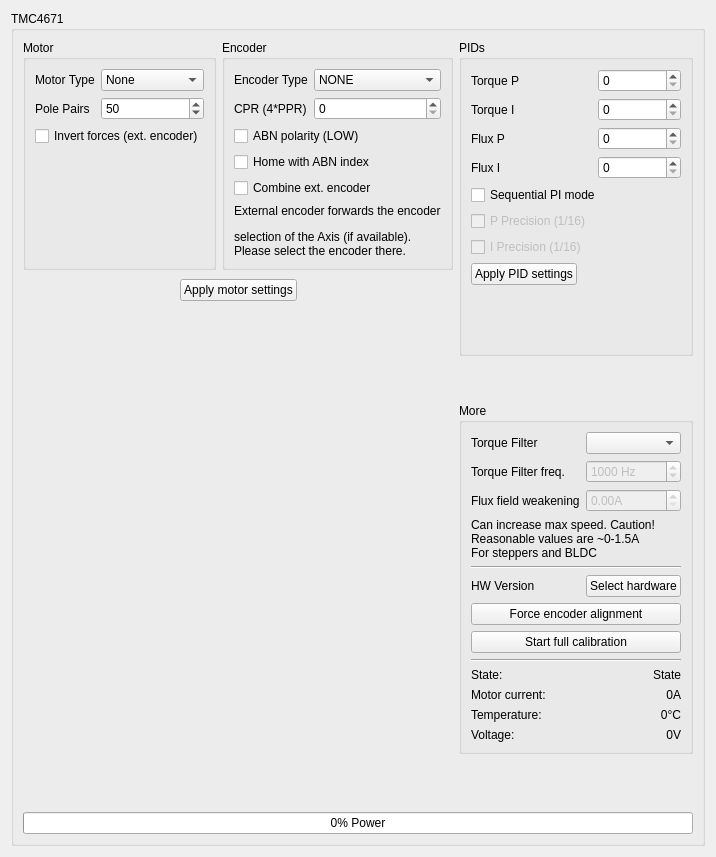
First picture: the form in res/tmc4671_ui.ui, repository Ultrawipf/OpenFFBoard-configurator, before the edit.
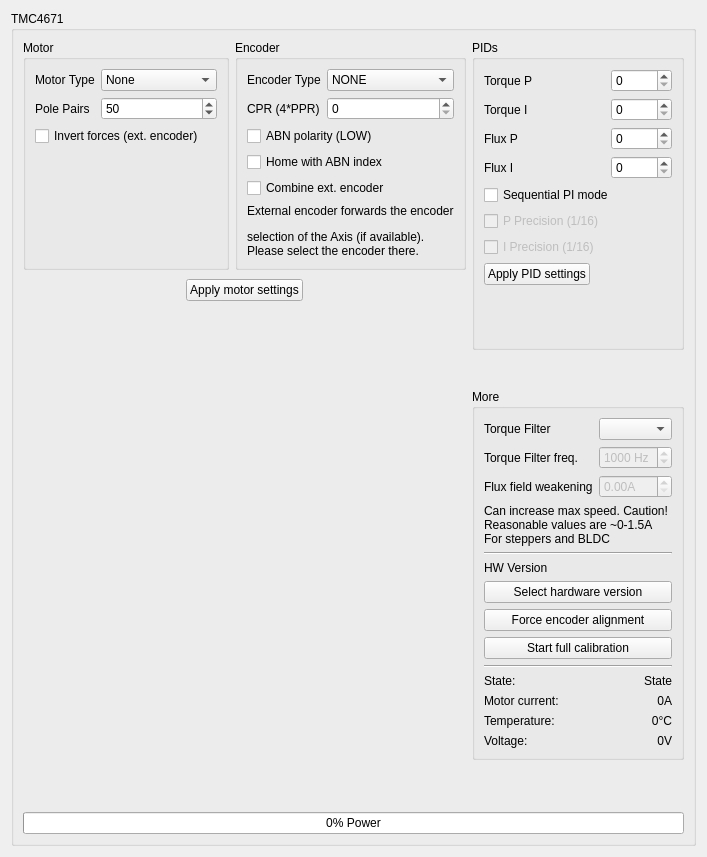
Second picture: the form after the edit. Custom widgets are drawn as their Qt base class.

Commit message: Enabled word wrap in TMC HW selection

```diff
--- a/res/tmc4671_ui.ui
+++ b/res/tmc4671_ui.ui
@@ -6,7 +6,7 @@
    <rect>
     <x>0</x>
     <y>0</y>
-    <width>691</width>
+    <width>707</width>
     <height>857</height>
    </rect>
   </property>
@@ -175,29 +175,35 @@
            </property>
           </widget>
          </item>
-         <item row="6" column="0" colspan="2">
+         <item row="7" column="0" colspan="2">
           <widget class="QPushButton" name="pushButton_align">
            <property name="text">
             <string>Force encoder alignment</string>
            </property>
           </widget>
          </item>
-         <item row="8" column="0" colspan="2">
+         <item row="9" column="0" colspan="2">
           <widget class="Line" name="line_2">
            <property name="orientation">
             <enum>Qt::Horizontal</enum>
            </property>
           </widget>
          </item>
-         <item row="10" column="0">
+         <item row="11" column="0">
           <widget class="QLabel" name="label_11">
            <property name="text">
             <string>Motor current:</string>
            </property>
           </widget>
          </item>
-         <item row="10" column="1">
+         <item row="11" column="1">
           <widget class="QLabel" name="label_Current">
+           <property name="minimumSize">
+            <size>
+             <width>0</width>
+             <height>0</height>
+            </size>
+           </property>
            <property name="text">
             <string>0A</string>
            </property>
@@ -206,14 +212,14 @@
            </property>
           </widget>
          </item>
-         <item row="11" column="0">
+         <item row="12" column="0">
           <widget class="QLabel" name="label_12">
            <property name="text">
             <string>Temperature:</string>
            </property>
           </widget>
          </item>
-         <item row="11" column="1">
+         <item row="12" column="1">
           <widget class="QLabel" name="label_Temp">
            <property name="text">
             <string>0°C</string>
@@ -223,14 +229,14 @@
            </property>
           </widget>
          </item>
-         <item row="12" column="0">
+         <item row="13" column="0">
           <widget class="QLabel" name="label_13">
            <property name="text">
             <string>Voltage:</string>
            </property>
           </widget>
          </item>
-         <item row="12" column="1">
+         <item row="13" column="1">
           <widget class="QLabel" name="label_volt">
            <property name="text">
             <string>0V</string>
@@ -240,28 +246,14 @@
            </property>
           </widget>
          </item>
-         <item row="5" column="1">
-          <widget class="QPushButton" name="pushButton_hwversion">
-           <property name="text">
-            <string>Select hardware</string>
-           </property>
-          </widget>
-         </item>
-         <item row="5" column="0">
-          <widget class="QLabel" name="label_hwversion">
-           <property name="text">
-            <string>HW Version</string>
-           </property>
-          </widget>
-         </item>
-         <item row="9" column="0">
+         <item row="10" column="0">
           <widget class="QLabel" name="label_14">
            <property name="text">
             <string>State:</string>
            </property>
           </widget>
          </item>
-         <item row="9" column="1">
+         <item row="10" column="1">
           <widget class="QLabel" name="label_state">
            <property name="text">
             <string>State</string>
@@ -271,7 +263,7 @@
            </property>
           </widget>
          </item>
-         <item row="7" column="0" colspan="2">
+         <item row="8" column="0" colspan="2">
           <widget class="QPushButton" name="pushButton_calibrate">
            <property name="text">
             <string>Start full calibration</string>
@@ -333,6 +325,23 @@
            </property>
           </widget>
          </item>
+         <item row="6" column="0" colspan="2">
+          <widget class="QPushButton" name="pushButton_hwversion">
+           <property name="text">
+            <string>Select hardware version</string>
+           </property>
+          </widget>
+         </item>
+         <item row="5" column="0" colspan="2">
+          <widget class="QLabel" name="label_hwversion">
+           <property name="text">
+            <string>HW Version</string>
+           </property>
+           <property name="wordWrap">
+            <bool>true</bool>
+           </property>
+          </widget>
+         </item>
         </layout>
        </widget>
       </item>
```
The commit also changes 1 other file.
